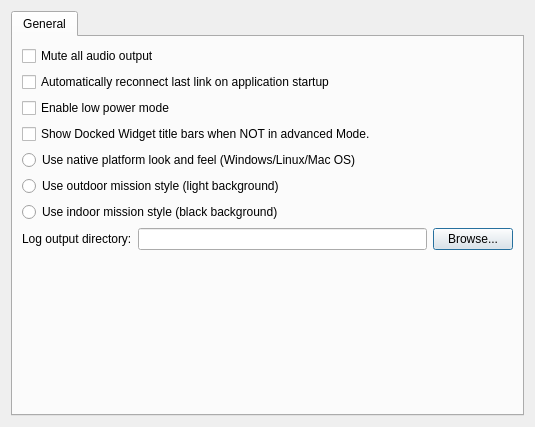
This is src/ui/QGCSettingsWidget.ui in ArduPilot/apm_planner as Qt 5 draws it before an edit. The edited form follows.
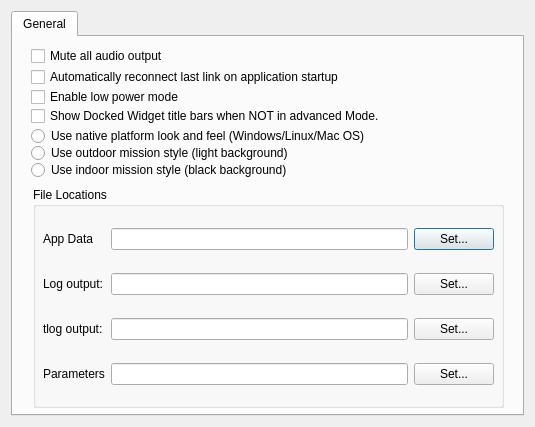
This is the edited form. Icons and pictures are not drawn.

Commit message: Update to Settings Widget to set data directories

Diff of the .ui file:
```diff
--- a/src/ui/QGCSettingsWidget.ui
+++ b/src/ui/QGCSettingsWidget.ui
@@ -23,9 +23,15 @@
       <attribute name="toolTip">
        <string>General Settings</string>
       </attribute>
-      <layout class="QGridLayout" name="generalPaneGridLayout">
-       <item row="2" column="0">
         <widget class="QCheckBox" name="lowPowerCheckBox">
+       <property name="geometry">
+        <rect>
+         <x>18</x>
+         <y>51</y>
+         <width>164</width>
+         <height>18</height>
+        </rect>
+       </property>
          <property name="toolTip">
           <string>Lowers all update rates to save battery power</string>
          </property>
@@ -33,16 +39,28 @@
           <string>Enable low power mode</string>
          </property>
         </widget>
-       </item>
-       <item row="5" column="0">
         <widget class="QRadioButton" name="outdoorStyle">
+       <property name="geometry">
+        <rect>
+         <x>18</x>
+         <y>107</y>
+         <width>282</width>
+         <height>18</height>
+        </rect>
+       </property>
          <property name="text">
           <string>Use outdoor mission style (light background)</string>
          </property>
         </widget>
-       </item>
-       <item row="0" column="0">
         <widget class="QCheckBox" name="audioMuteCheckBox">
+       <property name="geometry">
+        <rect>
+         <x>18</x>
+         <y>9</y>
+         <width>166</width>
+         <height>20</height>
+        </rect>
+       </property>
          <property name="text">
           <string>Mute all audio output</string>
          </property>
@@ -51,16 +69,28 @@
            <normaloff>:/files/images/status/audio-volume-muted.svg</normaloff>:/files/images/status/audio-volume-muted.svg</iconset>
          </property>
         </widget>
-       </item>
-       <item row="6" column="0">
         <widget class="QRadioButton" name="indoorStyle">
+       <property name="geometry">
+        <rect>
+         <x>18</x>
+         <y>124</y>
+         <width>280</width>
+         <height>18</height>
+        </rect>
+       </property>
          <property name="text">
           <string>Use indoor mission style (black background)</string>
          </property>
         </widget>
-       </item>
-       <item row="3" column="0">
         <widget class="QCheckBox" name="titleBarCheckBox">
+       <property name="geometry">
+        <rect>
+         <x>18</x>
+         <y>70</y>
+         <width>381</width>
+         <height>18</height>
+        </rect>
+       </property>
          <property name="text">
           <string>Show Docked Widget title bars when NOT in advanced Mode.</string>
          </property>
@@ -68,22 +98,15 @@
           <bool>false</bool>
          </property>
         </widget>
-       </item>
-       <item row="8" column="0">
-        <spacer name="verticalSpacer">
-         <property name="orientation">
-          <enum>Qt::Vertical</enum>
-         </property>
-         <property name="sizeHint" stdset="0">
-          <size>
-           <width>20</width>
-           <height>40</height>
-          </size>
-         </property>
-        </spacer>
-       </item>
-       <item row="1" column="0">
         <widget class="QCheckBox" name="reconnectCheckBox">
+       <property name="geometry">
+        <rect>
+         <x>18</x>
+         <y>30</y>
+         <width>357</width>
+         <height>20</height>
+        </rect>
+       </property>
          <property name="text">
           <string>Automatically reconnect last link on application startup</string>
          </property>
@@ -92,9 +115,15 @@
            <normaloff>:/files/images/devices/network-wireless.svg</normaloff>:/files/images/devices/network-wireless.svg</iconset>
          </property>
         </widget>
-       </item>
-       <item row="4" column="0">
         <widget class="QRadioButton" name="nativeStyle">
+       <property name="geometry">
+        <rect>
+         <x>18</x>
+         <y>90</y>
+         <width>365</width>
+         <height>18</height>
+        </rect>
+       </property>
          <property name="text">
           <string>Use native platform look and feel (Windows/Linux/Mac OS)</string>
          </property>
@@ -102,29 +131,107 @@
           <bool>true</bool>
          </property>
         </widget>
-       </item>
-       <item row="7" column="0">
-        <layout class="QHBoxLayout" name="horizontalLayout">
-         <item>
+      <widget class="QGroupBox" name="groupBox">
+       <property name="geometry">
+        <rect>
+         <x>20</x>
+         <y>150</y>
+         <width>471</width>
+         <height>221</height>
+        </rect>
+       </property>
+       <property name="title">
+        <string>File Locations</string>
+       </property>
+       <widget class="QWidget" name="">
+        <property name="geometry">
+         <rect>
+          <x>10</x>
+          <y>24</y>
+          <width>451</width>
+          <height>191</height>
+         </rect>
+        </property>
+        <layout class="QGridLayout" name="gridLayout">
+         <item row="0" column="0">
+          <widget class="QLabel" name="label_3">
+           <property name="text">
+            <string>App Data</string>
+           </property>
+          </widget>
+         </item>
+         <item row="0" column="1">
+          <widget class="QLineEdit" name="appDataDirEdit"/>
+         </item>
+         <item row="0" column="2">
+          <widget class="QPushButton" name="appDirSetButton">
+           <property name="text">
+            <string>Set...</string>
+           </property>
+          </widget>
+         </item>
+         <item row="1" column="0">
           <widget class="QLabel" name="label">
            <property name="text">
-            <string>Log output directory:</string>
+            <string>Log output:</string>
            </property>
           </widget>
          </item>
-         <item>
+         <item row="1" column="1">
           <widget class="QLineEdit" name="logDirEdit"/>
          </item>
-         <item>
-          <widget class="QPushButton" name="logDirBrowseButton">
+         <item row="1" column="2">
+          <widget class="QPushButton" name="logDirSetButton">
            <property name="text">
-            <string>Browse...</string>
+            <string>Set...</string>
            </property>
           </widget>
          </item>
-        </layout>
-       </item>
-      </layout>
+         <item row="2" column="0">
+          <widget class="QLabel" name="label_2">
+           <property name="text">
+            <string>tlog output:</string>
+           </property>
+          </widget>
+         </item>
+         <item row="2" column="1">
+          <widget class="QLineEdit" name="mavlinkLogDirEdit"/>
+         </item>
+         <item row="2" column="2">
+          <widget class="QPushButton" name="mavlinkDirSetButton">
+           <property name="text">
+            <string>Set...</string>
+           </property>
+          </widget>
+         </item>
+         <item row="3" column="0">
+          <widget class="QLabel" name="label_4">
+           <property name="text">
+            <string>Parameters</string>
+           </property>
+          </widget>
+         </item>
+         <item row="3" column="1">
+          <widget class="QLineEdit" name="paramDirEdit"/>
+         </item>
+         <item row="3" column="2">
+          <widget class="QPushButton" name="paramDirSetButton">
+           <property name="text">
+            <string>Set...</string>
+           </property>
+          </widget>
+         </item>
+        </layout>
+       </widget>
+      </widget>
+      <zorder>groupBox</zorder>
+      <zorder>lowPowerCheckBox</zorder>
+      <zorder>outdoorStyle</zorder>
+      <zorder>audioMuteCheckBox</zorder>
+      <zorder>indoorStyle</zorder>
+      <zorder>titleBarCheckBox</zorder>
+      <zorder>reconnectCheckBox</zorder>
+      <zorder>nativeStyle</zorder>
      </widget>
     </widget>
    </item>
```
Lines whose indentation alone changed are shown as unchanged. The commit also changes 2 other files.
